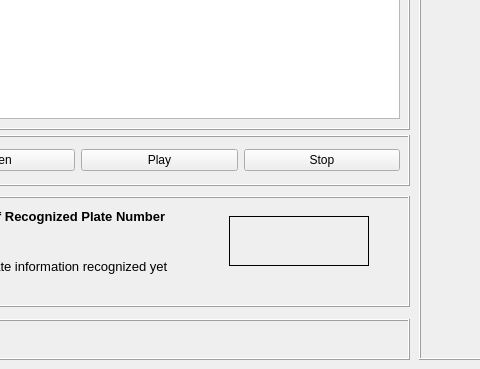
First picture: the form in ALPR Client App/ALPR Client App/AlprClientApp.ui, repository berryscone/lgsa_team5, before the edit; both pictures show x 381 to 861 and y 341 to 710 of the 1087 by 710 pixel window.
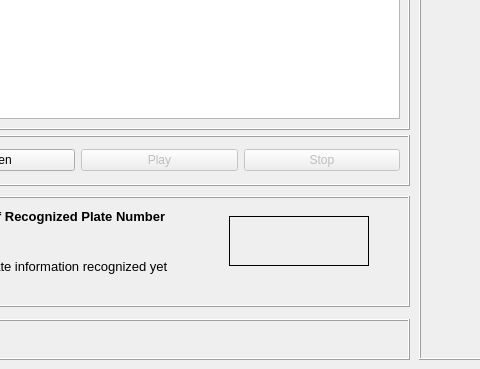
Second picture: the form after the edit. Icons and pictures are not drawn.

The edit to the form file:
```diff
--- a/ALPR Client App/ALPR Client App/AlprClientApp.ui
+++ b/ALPR Client App/ALPR Client App/AlprClientApp.ui
@@ -152,6 +152,9 @@
      </item>
      <item>
       <widget class="QPushButton" name="toggleButton">
+       <property name="enabled">
+        <bool>false</bool>
+       </property>
        <property name="text">
         <string>Play</string>
        </property>
@@ -161,7 +164,10 @@
       </widget>
      </item>
      <item>
-      <widget class="QPushButton" name="pushButton">
+      <widget class="QPushButton" name="stopButton">
+       <property name="enabled">
+        <bool>false</bool>
+       </property>
        <property name="text">
         <string>Stop</string>
        </property>
```
Left out of the diff: 1 changed line with no effect on the pictures.
